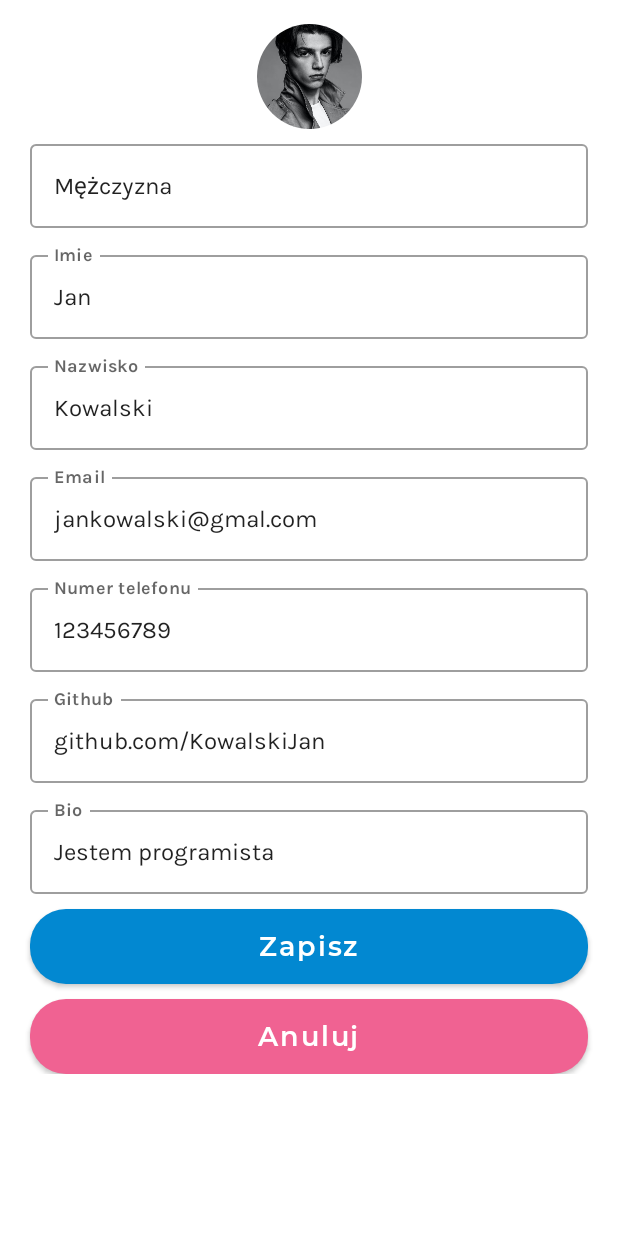
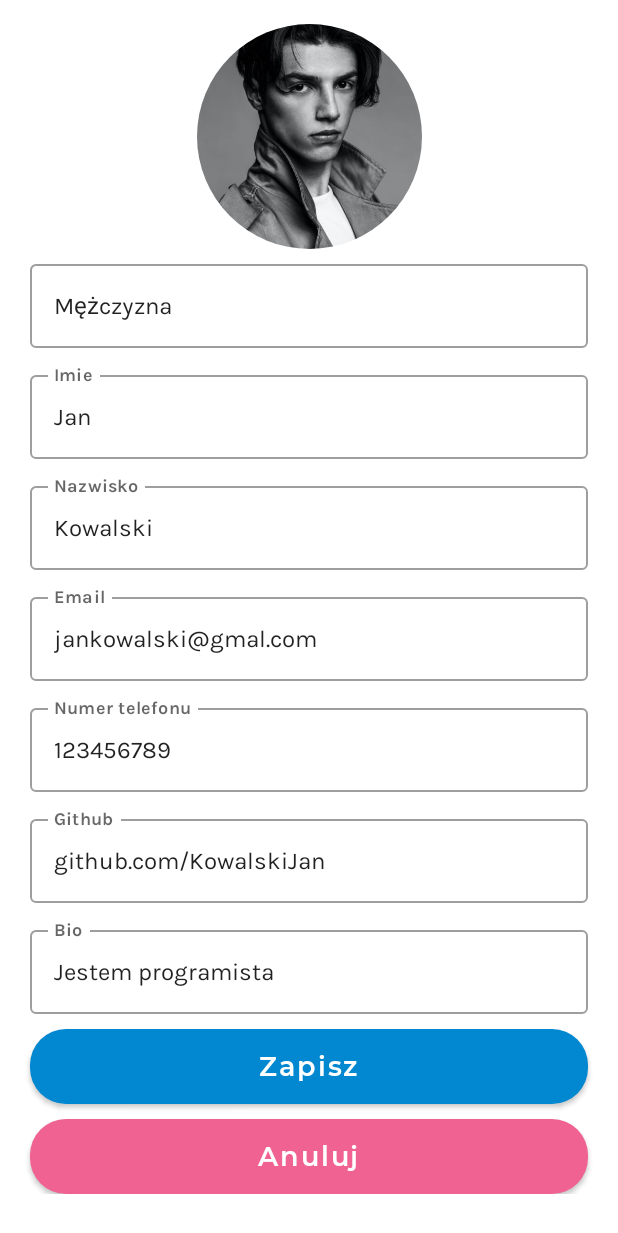
Before and after one commit to intive/patronage21-android, an Android app built with Jetpack Compose: the fragment EditUserFragment shown on its own in the app's theme, on a phone screen of 412 x 824 dp. Shown: the top 1233 px of the screen. Run offline under Robolectric (Android 15) with nearby library versions, the phone set to English and light mode, and no system bars; 1 statement that could not run was skipped.

Commit message:
bigger edit picture size

```diff
--- a/users/src/main/java/com/intive/users/composables/screens/EditUserScreen.kt
+++ b/users/src/main/java/com/intive/users/composables/screens/EditUserScreen.kt
@@ -55,8 +55,8 @@ fun EditUserScreen(
             contentScale = ContentScale.Crop,
             modifier = Modifier
                 .padding(top = 16.dp)
-                .width(70.dp)
-                .height(70.dp)
+                .width(150.dp)
+                .height(150.dp)
                 .clip(CircleShape)
         )
         Spacer(modifier = Modifier.size(10.dp))
```
